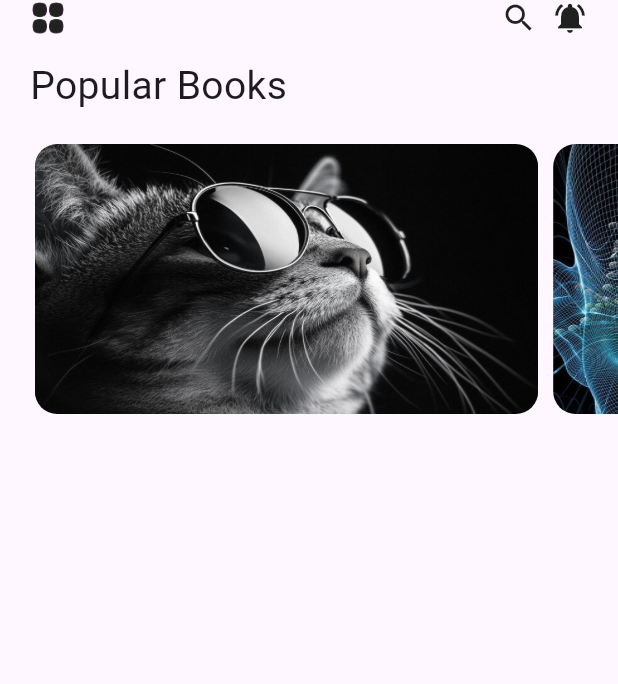
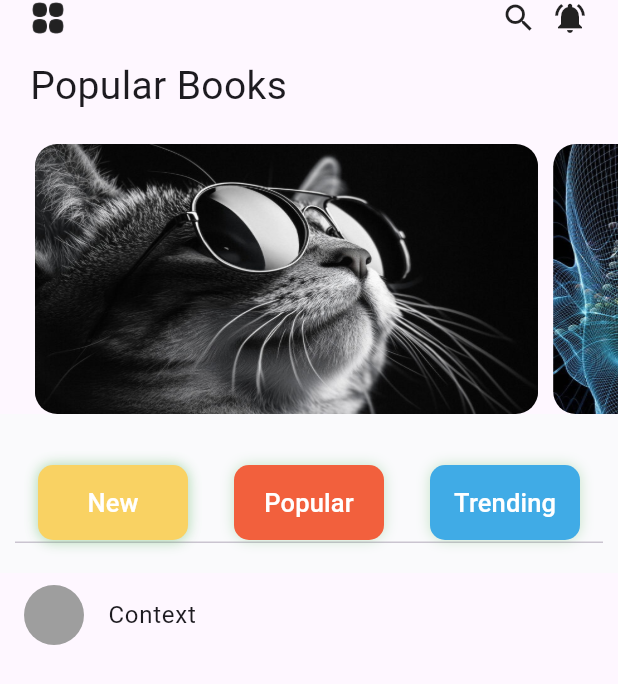
Before and after one commit to Roshan-Barkane/audioplay, a Flutter app: the screen it shows after launch, on a phone screen of 412 x 824 dp. Shown: the top 684 px of the screen. Run offline on Flutter 3.47's test engine with Material 3 defaults, Android fonts, the phone set to English and light mode, and no system bars.

```diff
--- a/lib/my_home_page.dart
+++ b/lib/my_home_page.dart
@@ -1,4 +1,5 @@
 import 'dart:convert';
+import 'package:audiobook/my_tabs.dart';
 import 'package:flutter/material.dart';
 import 'audio/app_color.dart' as AppColors;
 
@@ -9,13 +10,19 @@ class MyHomePage extends StatefulWidget {
   State<MyHomePage> createState() => _MyHomePageState();
 }
 
-class _MyHomePageState extends State<MyHomePage> {
+class _MyHomePageState extends State<MyHomePage>
+    with SingleTickerProviderStateMixin {
   // Change to List<Map<String, dynamic>>? to hold a list of maps
   List<Map<String, dynamic>>? popularbooks;
+  // controller
+  late ScrollController _scrollController;
+  late TabController _tabController;
 
   // Read data from JSON file
-  void ReadData() {
-    DefaultAssetBundle.of(context).loadString("json/popularBooks.json").then(
+  void ReadData() async {
+    await DefaultAssetBundle.of(context)
+        .loadString("json/popularBooks.json")
+        .then(
       (s) {
         setState(() {
           // Decode JSON and assign as a List<Map<String, dynamic>>
@@ -28,6 +35,8 @@ class _MyHomePageState extends State<MyHomePage> {
   @override
   void initState() {
     super.initState();
+    _tabController = TabController(length: 3, vsync: this);
+    _scrollController = ScrollController();
     ReadData();
   }
 
@@ -40,7 +49,7 @@ class _MyHomePageState extends State<MyHomePage> {
           body: Column(
             children: [
               Container(
-                margin: EdgeInsets.only(left: 20, right: 20),
+                margin: const EdgeInsets.only(left: 20, right: 20),
                 child: Row(
                   mainAxisAlignment: MainAxisAlignment.spaceBetween,
                   children: [
@@ -105,10 +114,85 @@ class _MyHomePageState extends State<MyHomePage> {
                           },
                         ),
                       ),
-                    )
+                    ),
                   ],
                 ),
               ),
+              //
+              Expanded(
+                child: NestedScrollView(
+                  controller: _scrollController,
+                  headerSliverBuilder: (context, isScoller) {
+                    return [
+                      SliverAppBar(
+                        backgroundColor: AppColors.silverBackground,
+                        pinned: true,
+                        bottom: PreferredSize(
+                          preferredSize: Size.fromHeight(50),
+                          child: Container(
+                            margin: EdgeInsets.only(
+                                left: 10, right: 10, bottom: 20),
+                            child: TabBar(
+                              indicatorPadding: EdgeInsets.all(0),
+                              indicatorSize: TabBarIndicatorSize.label,
+                              labelPadding: EdgeInsets.all(0),
+                              controller: _tabController,
+                              isScrollable: false,
+                              indicator: BoxDecoration(
+                                  borderRadius: BorderRadius.circular(10),
+                                  boxShadow: [
+                                    BoxShadow(
+                                        color: Colors.green.withOpacity(0.2),
+                                        blurRadius: 7,
+                                        offset: Offset(0, 0))
+                                  ]),
+                              tabs: [
+                                AppTabs(
+                                    color: AppColors.menu1Color, text: "New"),
+                                AppTabs(
+                                    color: AppColors.menu2Color,
+                                    text: "Popular"),
+                                AppTabs(
+                                    color: AppColors.menu3Color,
+                                    text: "Trending"),
+                              ],
+                            ),
+                          ),
+                        ),
+                      )
+                    ];
+                  },
+                  body: TabBarView(
+                    controller: _tabController,
+                    children: [
+                      Material(
+                        child: const ListTile(
+                          leading: CircleAvatar(
+                            backgroundColor: Colors.grey,
+                          ),
+                          title: Text("Context"),
+                        ),
+                      ),
+                      Material(
+                        child: const ListTile(
+                          leading: CircleAvatar(
+                            backgroundColor: Colors.grey,
+                          ),
+                          title: Text("Context"),
+                        ),
+                      ),
+                      Material(
+                        child: const ListTile(
+                          leading: CircleAvatar(
+                            backgroundColor: Colors.grey,
+                          ),
+                          title: Text("Context"),
+                        ),
+                      )
+                    ],
+                  ),
+                ),
+              )
             ],
           ),
         ),
--- /dev/null
+++ b/lib/my_tabs.dart
@@ -0,0 +1,31 @@
+import 'package:flutter/material.dart';
+
+class AppTabs extends StatelessWidget {
+  final Color color;
+  final String text;
+  const AppTabs({super.key, required this.color, required this.text});
+
+  @override
+  Widget build(BuildContext context) {
+    return Container(
+      width: 100,
+      height: 50,
+      alignment: Alignment.center,
+      decoration: BoxDecoration(
+        color: this.color,
+        borderRadius: BorderRadius.circular(10),
+        boxShadow: [
+          BoxShadow(
+            color: Colors.green.withOpacity(0.3),
+            blurRadius: 7,
+            offset: const Offset(0, 0),
+          )
+        ],
+      ),
+      child: Text(
+        this.text,
+        style: const TextStyle(color: Colors.white, fontSize: 17),
+      ),
+    );
+  }
+}
```
